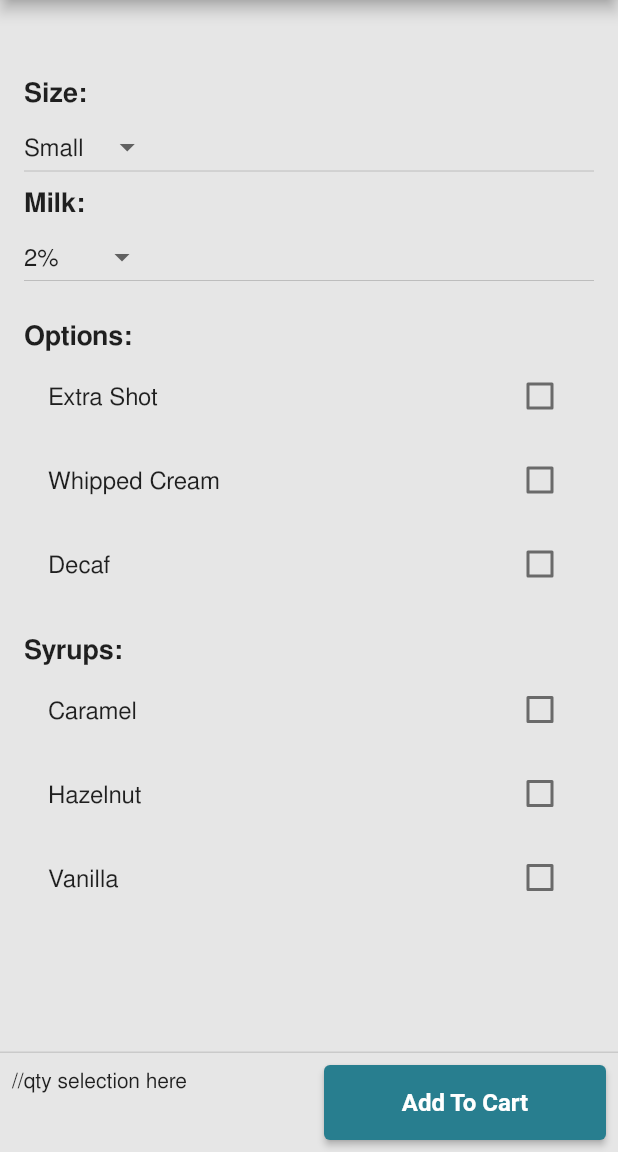
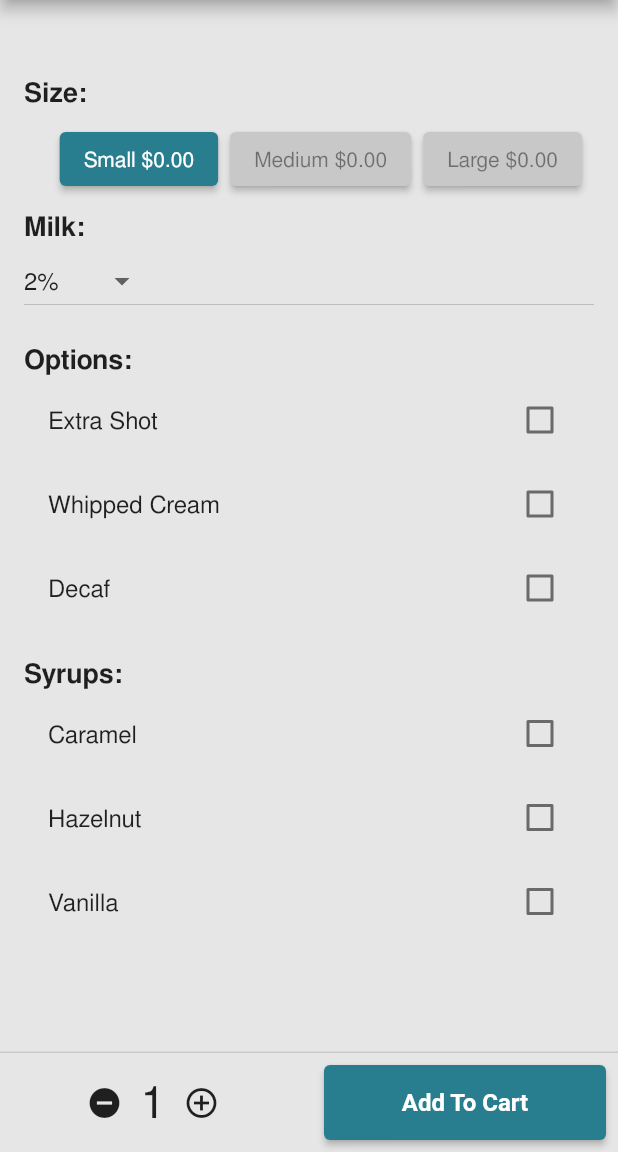
Before and after one commit to CJOckwig/Human_Interfaces_Project, a Flutter app: the DrinkCustomizePageFull screen opened directly with empty values, on a phone screen of 412 x 824 dp, the part 84-1236 px from its top. Run offline on Flutter 3.47's test engine with Material 2 defaults, Android fonts, the phone set to English and light mode, and no system bars; missing offline and left inert: dart:html; network calls fail.

Commit message:
added quantity selection to customize screen, changed size dropdown to a buttonBar

```diff
--- a/lib/data/globals.dart
+++ b/lib/data/globals.dart
@@ -8,4 +8,5 @@ class Globals {
   static const Color caribouBlue = Color.fromARGB(255, 121, 175, 188);
   static const Color caribouLightGrey = Color.fromARGB(255, 230, 230, 230);
   static const Color caribouDarkBlue = Color.fromARGB(255, 40, 126, 143);
+  static const Color buttonGrey = Color.fromARGB(255, 200, 200, 200);
 }
--- a/lib/main.dart
+++ b/lib/main.dart
@@ -1,8 +1,6 @@
 import 'package:flutter/material.dart';
 
 import 'package:flutter_state/pages/drink_customize_page.dart';
-
-
 
 import 'package:flutter_state/pages/payment_info_page.dart';
 import 'package:provider/provider.dart';
--- a/lib/models/drink_model.dart
+++ b/lib/models/drink_model.dart
@@ -1,24 +1,22 @@
 // The size of a drink
-enum DrinkSize { small, medium, large }
+import 'package:flutter/material.dart';
+
+//enum DrinkSize { small, medium, large }
 
 // The type of milk used in a drink
-enum Milk { none, onePct, twoPct, whole, oat, almond }
+//enum Milk { none, onePct, twoPct, whole, oat, almond }
 
 class Drink {
   final String drinkId;
   final String name;
   final String description;
   final String imageUrl;
-  final Map pricePerSize;
-  late double _price;
-  late DrinkSize _size;
-  Milk milk;
-  bool isDecaf;
-  bool hasExtraShot;
-  bool hasWhippedCream;
-  bool hasCaramelSyrup;
-  bool hasHazelnutSyrup;
-  bool hasVanillaSyrup;
+  //final Map pricePerSize;
+  final double smallPrice;
+  final double mediumPrice;
+  final double largePrice;
+  //late double _price;
+  //late DrinkSize _size;
 
   // Return a new instance of Drink. The price is set
   // to reflect the size as found in pricePerSize
@@ -27,44 +25,41 @@ class Drink {
     required this.name,
     required this.description,
     required this.imageUrl,
-    required this.pricePerSize,
-    this.milk = Milk.twoPct,
-    this.isDecaf = false,
-    this.hasExtraShot = false,
-    this.hasWhippedCream = false,
-    this.hasCaramelSyrup = false,
-    this.hasHazelnutSyrup = false,
-    this.hasVanillaSyrup = false,
-    DrinkSize size = DrinkSize.small,
-  }) {
-    setSize(size);
-  }
+    //required this.pricePerSize,
+    required this.smallPrice,
+    required this.mediumPrice,
+    required this.largePrice,
+    //DrinkSize size = DrinkSize.small,
+  });
+}
+  // ) {
+  //   setSize(size);
+  // }
 
   // Getter for _price
-  double getPrice() {
-    return _price;
-  }
+  // double getPrice() {
+  //   return _price;
+  // }
 
   // Setter for _size, also set _price based
   // on the size as found in pricePerSize
-  void setSize(DrinkSize newSize) {
-    _size = newSize;
+  // void setSize(DrinkSize newSize) {
+  //   _size = newSize;
 
-    switch (_size) {
-      case DrinkSize.small:
-        _price = pricePerSize["small"];
-        break;
-      case DrinkSize.medium:
-        _price = pricePerSize["medium"];
-        break;
-      case DrinkSize.large:
-        _price = pricePerSize["large"];
-        break;
-    }
-  }
+  //   switch (_size) {
+  //     case DrinkSize.small:
+  //       _price = pricePerSize["small"];
+  //       break;
+  //     case DrinkSize.medium:
+  //       _price = pricePerSize["medium"];
+  //       break;
+  //     case DrinkSize.large:
+  //       _price = pricePerSize["large"];
+  //       break;
+  //   }
+  // }
 
-  // Getter for _size
-  DrinkSize getSize() {
-    return _size;
-  }
-}
+  // // Getter for _size
+  // DrinkSize getSize() {
+  //   return _size;
+  // }
--- a/lib/pages/drink_customize_page.dart
+++ b/lib/pages/drink_customize_page.dart
@@ -4,6 +4,8 @@ import 'package:flutter_state/pages/cart_page.dart';
 import '../widgets/drink_item_widget.dart';
 import '../models/drink_model.dart';
 import '../providers/cart_provider.dart';
+import '../providers/drink_provider.dart';
+import '../data/globals.dart';
 
 const List<String> milkTypes = <String>[
   'None',
@@ -33,9 +35,11 @@ class DrinkCustomizePage extends State<DrinkCustomizePageFull> {
 
   String cartId = '';
   String addonsDescription = '';
+  int quantity = 1;
+  double price = 0.0;
 
   String selectedSizeType = 'Small'; //Default size type
-  List<String> sizeTypes = ['Small', 'Medium', 'Large'];
+
   String selectedMilkType = '2%'; // Default milk type
 
   String generateAddonsDescription() {
@@ -65,6 +69,7 @@ class DrinkCustomizePage extends State<DrinkCustomizePageFull> {
   Widget build(BuildContext context) {
     final args = ModalRoute.of(context)?.settings.arguments as DrinkArguments;
     final cart = Provider.of<Cart>(context, listen: false);
+
     return Scaffold(
       appBar: AppBar(
         title: const Text('Antelope Coffee'),
@@ -81,24 +86,76 @@ class DrinkCustomizePage extends State<DrinkCustomizePageFull> {
                     const TextStyle(fontSize: 24, fontWeight: FontWeight.bold),
               ),
             ),
+            // Size Selection
             const Text(
               'Size:',
               style: TextStyle(fontSize: 18, fontWeight: FontWeight.bold),
             ),
-            DropdownButton<String>(
-              value: selectedSizeType,
-              onChanged: (String? value) {
-                setState(() {
-                  selectedSizeType = value!;
-                });
-              },
-              items: sizeTypes.map<DropdownMenuItem<String>>((String value) {
-                return DropdownMenuItem<String>(
-                  value: value,
-                  child: Text(value),
-                );
-              }).toList(),
+            ButtonBar(
+              children: [
+                ElevatedButton(
+                  style: TextButton.styleFrom(
+                    foregroundColor: selectedSizeType == 'Small'
+                        ? Colors.white
+                        : Colors.black45,
+                    backgroundColor: selectedSizeType == 'Small'
+                        ? Theme.of(context).colorScheme.tertiary
+                        : Globals.buttonGrey,
+                  ),
+                  onPressed: () {
+                    setState(() => selectedSizeType = 'Small');
+                    setState(() => price = args.smallArg);
+                  },
+                  child: Row(
+                    mainAxisAlignment: MainAxisAlignment.center,
+                    children: [
+                      Text('Small \$${args.smallArg.toStringAsFixed(2)}'),
+                    ],
+                  ),
+                ),
+                ElevatedButton(
+                  style: TextButton.styleFrom(
+                    foregroundColor: selectedSizeType == 'Medium'
+                        ? Colors.white
+                        : Colors.black45,
+                    backgroundColor: selectedSizeType == 'Medium'
+                        ? Theme.of(context).colorScheme.tertiary
+                        : Globals.buttonGrey,
+                  ),
+                  onPressed: () {
+                    setState(() => selectedSizeType = 'Medium');
+                    setState(() => price = args.mediumArg);
+                  },
+                  child: Row(
+                    mainAxisAlignment: MainAxisAlignment.center,
+                    children: [
+                      Text('Medium \$${args.mediumArg.toStringAsFixed(2)}'),
+                    ],
+                  ),
+                ),
+                ElevatedButton(
+                  style: TextButton.styleFrom(
+                    foregroundColor: selectedSizeType == 'Large'
+                        ? Colors.white
+                        : Colors.black45,
+                    backgroundColor: selectedSizeType == 'Large'
+                        ? Theme.of(context).colorScheme.tertiary
+                        : Globals.buttonGrey,
+                  ),
+                  onPressed: () {
+                    setState(() => selectedSizeType = 'Large');
+                    setState(() => price = args.largeArg);
+                  },
+                  child: Row(
+                    mainAxisAlignment: MainAxisAlignment.center,
+                    children: [
+                      Text('Large \$${args.largeArg.toStringAsFixed(2)}'),
+                    ],
+                  ),
+                ),
+              ],
             ),
+            // Milk Selection
             const Text(
               'Milk:',
               style: TextStyle(fontSize: 18, fontWeight: FontWeight.bold),
@@ -118,7 +175,7 @@ class DrinkCustomizePage extends State<DrinkCustomizePageFull> {
               }).toList(),
             ),
             const SizedBox(height: 16),
-
+            // Options Selection
             const Text(
               'Options:',
               style: TextStyle(fontSize: 18, fontWeight: FontWeight.bold),
@@ -155,6 +212,7 @@ class DrinkCustomizePage extends State<DrinkCustomizePageFull> {
               ],
             ),
             const SizedBox(height: 16),
+            // Syrups Selection
             const Text(
               'Syrups:',
               style: TextStyle(fontSize: 18, fontWeight: FontWeight.bold),
@@ -193,11 +251,36 @@ class DrinkCustomizePage extends State<DrinkCustomizePageFull> {
       persistentFooterButtons: [
         Row(
           children: [
-            const Expanded(
+            Expanded(
               child: SizedBox(
-                height: 50,
-                child: Text('//qty selection here'),
-              ),
+                  height: 50,
+                  child: Row(
+                    mainAxisAlignment: MainAxisAlignment.center,
+                    children: [
+                      IconButton(
+                        onPressed: () {
+                          if (quantity > 1) {
+                            setState(() {
+                              quantity--;
+                            });
+                          }
+                        },
+                        icon: const Icon(Icons.remove_circle),
+                      ),
+                      Text(
+                        quantity.toString(),
+                        style: const TextStyle(fontSize: 30.0),
+                      ),
+                      IconButton(
+                        onPressed: () {
+                          setState(() {
+                            quantity++;
+                          });
+                        },
+                        icon: const Icon(Icons.add_circle_outline),
+                      ),
+                    ],
+                  )),
             ),
             const SizedBox(width: 20),
             // Check Out Button
@@ -214,16 +297,18 @@ class DrinkCustomizePage extends State<DrinkCustomizePageFull> {
                     ),
                   ),
                   onPressed: () {
+                    if (price == 0.0) {
+                      price = args.smallArg;
+                    }
+                    quantity = quantity;
                     cartId = args.idArg;
                     addonsDescription = generateAddonsDescription();
                     cartId += addonsDescription;
                     cart.addItem(
-                      // id
                       cartId,
-                      // name
                       args.nameArg,
-                      // price
-                      5.0,
+                      price,
+                      quantity,
                       addonsDescription,
                     );
                     Navigator.pushNamed(context, CartPage.routeName);
--- a/lib/pages/drink_selection_page.dart
+++ b/lib/pages/drink_selection_page.dart
@@ -43,6 +43,9 @@ class DrinkSelectionPage extends StatelessWidget {
           name: DRINK_ITEMS[index].name,
           description: DRINK_ITEMS[index].description,
           imageUrl: DRINK_ITEMS[index].imageUrl,
+          smallPrice: DRINK_ITEMS[index].smallPrice,
+          mediumPrice: DRINK_ITEMS[index].mediumPrice,
+          largePrice: DRINK_ITEMS[index].largePrice,
         ),
         gridDelegate: const SliverGridDelegateWithFixedCrossAxisCount(
           crossAxisCount: 1,
--- a/lib/widgets/drink_item_widget.dart
+++ b/lib/widgets/drink_item_widget.dart
@@ -3,9 +3,17 @@ import 'package:flutter/material.dart';
 import '../pages/drink_customize_page.dart';
 
 class DrinkArguments {
-  DrinkArguments({required this.idArg, required this.nameArg});
+  DrinkArguments(
+      {required this.idArg,
+      required this.nameArg,
+      required this.smallArg,
+      required this.mediumArg,
+      required this.largeArg});
   final String idArg;
   final String nameArg;
+  final double smallArg;
+  final double mediumArg;
+  final double largeArg;
 }
 
 class DrinkItem extends StatelessWidget {
@@ -15,12 +23,18 @@ class DrinkItem extends StatelessWidget {
     required this.name,
     required this.description,
     required this.imageUrl,
+    required this.smallPrice,
+    required this.mediumPrice,
+    required this.largePrice,
   });
 
   final String drinkId;
   final String name;
   final String description;
   final String imageUrl;
+  final double smallPrice;
+  final double mediumPrice;
+  final double largePrice;
 
   @override
   Widget build(BuildContext context) {
@@ -43,6 +57,9 @@ class DrinkItem extends StatelessWidget {
               arguments: DrinkArguments(
                 idArg: drinkId,
                 nameArg: name,
+                smallArg: smallPrice,
+                mediumArg: mediumPrice,
+                largeArg: largePrice,
               ),
             );
           },
```
Also changed, not shown: lib/data/drink_data.dart (+12 -4 lines), lib/providers/cart_provider.dart (+5 -4 lines), lib/providers/drink_provider.dart (added, +16 -0 lines), lib/models/cart_model.dart (renamed from lib/models/cart_item.dart).
